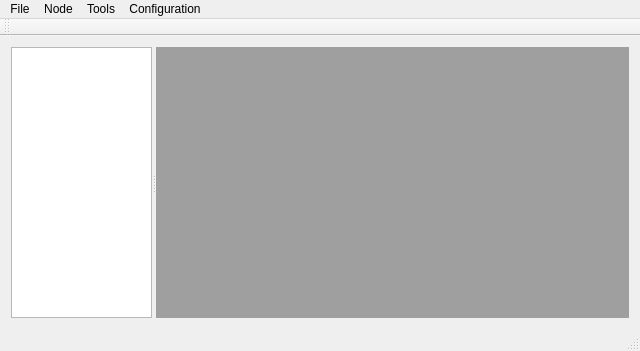
Qt form src/PhyloGUI/forms/mainwindow.ui (nbombau/phyloloc) before a commit.
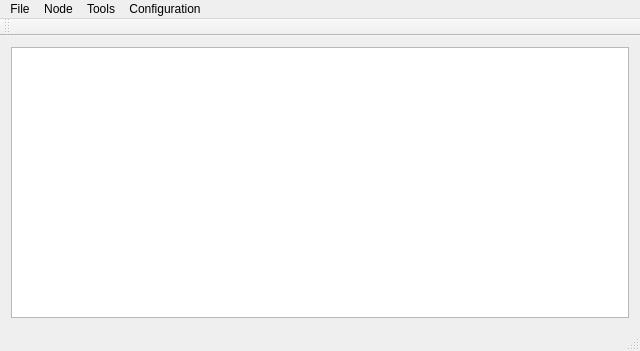
The same form after that commit.

```diff
--- a/src/PhyloGUI/forms/mainwindow.ui
+++ b/src/PhyloGUI/forms/mainwindow.ui
@@ -29,12 +29,11 @@
        </property>
        <property name="maximumSize">
         <size>
-         <width>141</width>
+         <width>1410</width>
          <height>16777215</height>
         </size>
        </property>
       </widget>
-      <widget class="QMdiArea" name="frame"/>
      </widget>
     </item>
    </layout>
```
Left out of the diff: 21 changed lines with no effect on the pictures.
